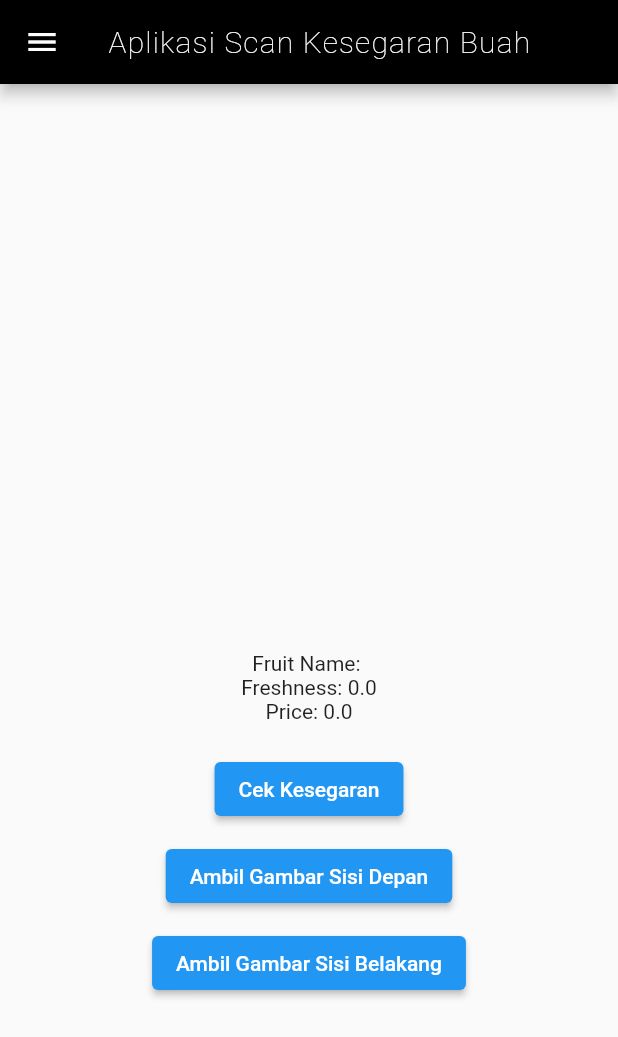
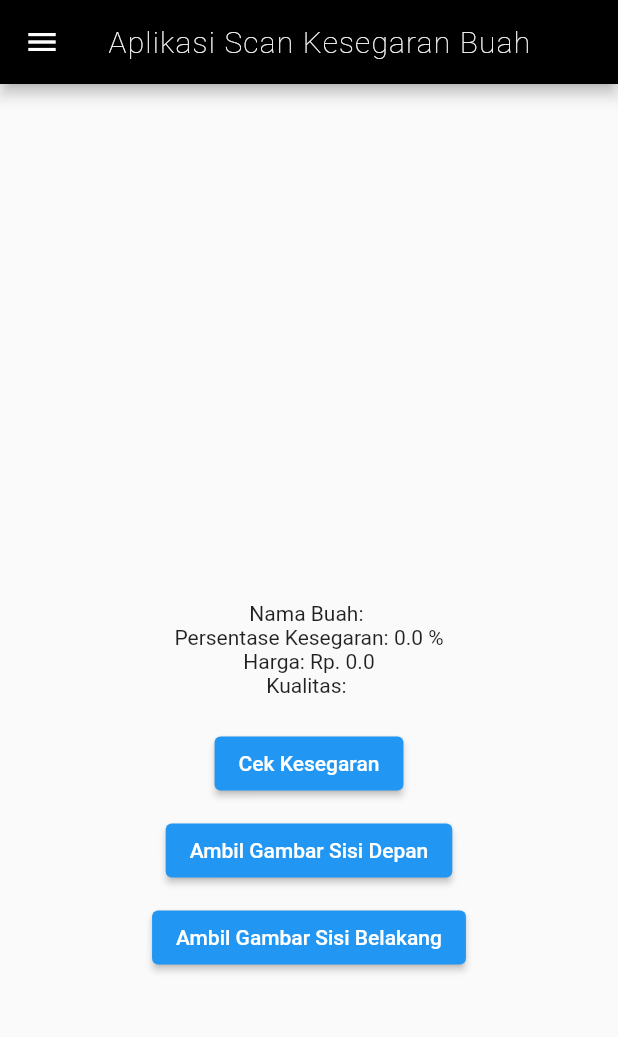
Before and after one commit to gebong/scan-buah-flutter, a Flutter app: the screen it shows after launch, on a phone screen of 412 x 824 dp. Shown: the top 1037 px of the screen. Run offline on Flutter 3.47's test engine with Material 2 defaults, Android fonts, the phone set to English and light mode, and no system bars; our stand-ins replace go_router, image_picker.

Commit message:
revisi aplikasi

```diff
--- a/lib/pages/scan_buah.dart
+++ b/lib/pages/scan_buah.dart
@@ -22,6 +22,7 @@ class _MyHomePageState extends State<HomePage> {
   double _freshness = 0;
   String _fruitClass = '';
   double _price = 0;
+  String _kualitas = '';
   String _errorTitle = '';
   String _errorMessage = '';
 
@@ -56,7 +57,7 @@ class _MyHomePageState extends State<HomePage> {
   }
 
   Future<void> sendImage() async {
-    String mlServerURL = "http://127.0.0.1:5000/predict";
+    String mlServerURL = "http://127.0.0.1:8000/predict";
     String dbServerURL = "http://127.0.0.1:3000/price";
 
     try {
@@ -110,15 +111,18 @@ class _MyHomePageState extends State<HomePage> {
           var jsondata1 = json.decode(ml1.body); //decode json dat
           var jsondata2 = json.decode(ml2.body); //decode json dat
 
-          var fruitName1 = jsondata1['fruitname'];
-          var fruitName2 = jsondata2['fruitname'];
+          var fruitName1 = jsondata1['fruit_name'];
+          var fruitName2 = jsondata2['fruit_name'];
+
+          // print("$jsondata1 and $jsondata2");
+
           if (fruitName1 == fruitName2) {
             var fruitQuality1 =
                 double.parse(jsondata1['freshness_percentage'].toString());
             var fruitQuality2 =
                 double.parse(jsondata2['freshness_percentage'].toString());
 
-            var overralFruitQuality = (fruitQuality1 + fruitQuality2) / 2;
+            var overralFruitQuality = ((fruitQuality1 + fruitQuality2) / 2);
 
             // print(fruitQuality1);
             // print(fruitQuality2);
@@ -139,8 +143,10 @@ class _MyHomePageState extends State<HomePage> {
 
               setState(() => {
                     _fruitClass = jsondata1['fruit_name'],
-                    _freshness = overralFruitQuality,
-                    _price = double.parse(dbJSONdata['harga_buah'].toString())
+                    _freshness =
+                        double.parse(overralFruitQuality.toStringAsFixed(2)),
+                    _price = double.parse(dbJSONdata['harga_buah'].toString()),
+                    _kualitas = dbJSONdata['kualitas']
                   });
             } else {
               var dbJSONdata = json.decode(dbResponse.body);
@@ -215,32 +221,33 @@ class _MyHomePageState extends State<HomePage> {
                     ? Padding(
                         padding: const EdgeInsets.only(left: 10, right: 10),
                         child: SizedBox(
-                          width: 200,
-                          height: 200,
+                          width: 150,
+                          height: 150,
                           child: Image.file(
                             _image!,
                             fit: BoxFit.cover,
                           ),
                         ))
-                    : const SizedBox(width: 200, height: 200),
+                    : const SizedBox(width: 150, height: 150),
                 _image2 != null
                     ? Padding(
                         padding: const EdgeInsets.only(left: 10, right: 10),
                         child: SizedBox(
-                          width: 200,
-                          height: 200,
+                          width: 150,
+                          height: 150,
                           child: Image.file(
                             _image2!,
                             fit: BoxFit.cover,
                           ),
                         ))
-                    : const SizedBox(width: 200, height: 200),
+                    : const SizedBox(width: 150, height: 150),
               ],
             ),
             const SizedBox(height: 20),
-            Text('Fruit Name: $_fruitClass'),
-            Text('Freshness: $_freshness'),
-            Text('Price: $_price'),
+            Text('Nama Buah: $_fruitClass'),
+            Text('Persentase Kesegaran: $_freshness %'),
+            Text('Harga: Rp. $_price'),
+            Text('Kualitas: $_kualitas'),
             const SizedBox(height: 20),
             ElevatedButton(
               onPressed: () => sendImage(),
```
Also changed, not shown: lib/pages/fruit_price.dart (+25 -5 lines), lib/components/alert_dialog.dart (added).
